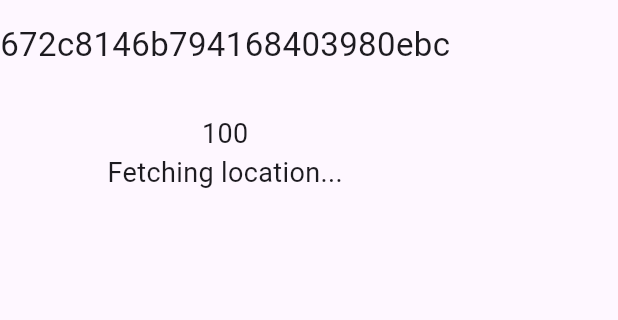
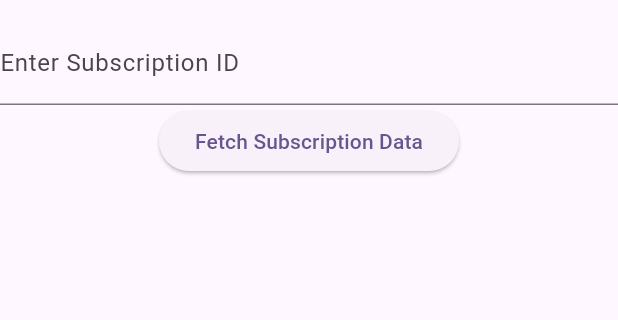
Before and after one commit to kewil14/save-kit-position, a Flutter app: the screen it shows after launch, on a phone screen of 412 x 824 dp, the part 63-383 px from its top. Run offline on Flutter 3.47's test engine with Material 3 defaults, Android fonts, the phone set to English and light mode, and no system bars; our stand-ins replace battery_plus, device_info_plus, geolocator.

Commit message:
new update on the app

```diff
--- a/lib/main.dart
+++ b/lib/main.dart
@@ -1,9 +1,11 @@
 import 'dart:async';
 import 'dart:convert';
 
+import 'package:device_info_plus/device_info_plus.dart';
 import 'package:flutter/material.dart';
 import 'package:geolocator/geolocator.dart';
 import 'package:http/http.dart' as http;
+
 
 
 import 'package:battery_plus/battery_plus.dart';
@@ -32,8 +34,6 @@ class MyApp extends StatelessWidget {
 class MyHomePage extends StatefulWidget {
   const MyHomePage({super.key, required this.title});
 
-
-
   final String title;
 
   @override
@@ -45,8 +45,14 @@ class _MyHomePageState extends State<MyHomePage> {
   String _location = "Fetching location...";
   int _batteriePercent  = 100;
   String time = '';
-  String equipmentId = '672c8146b794168403980ebc';
+  String equipmentId = '';
+  String _id = '';
   final String userId = "USER_ID"; // Remplace par l'ID réel de l'utilisateur
+  List<dynamic> _equipments = [];
+  String? _customerId;
+
+  final TextEditingController _subscriptionIdController = TextEditingController();
+  Map<String, dynamic>? _subscriptionData;
 
 
 
@@ -54,9 +60,41 @@ class _MyHomePageState extends State<MyHomePage> {
   @override
   void initState() {
     super.initState();
+    // _retrieveDeviceId(); // recuperer l'IMEI ou un id d un equipement
+    // Demande la permission de localisation
 
-    // Demande la permission de localisation
-    _startLocationTracking();
+  }
+
+  @override
+  void didChangeDependencies() {
+    super.didChangeDependencies();
+    // Appel de la fonction pour récupérer l'ID après l'initialisation du contexte
+    _retrieveDeviceId();
+  }
+
+
+  // Fonction pour récupérer l'IMEI ou un identifiant de l'appareil
+  Future<void> _retrieveDeviceId() async {
+    final DeviceInfoPlugin deviceInfo = DeviceInfoPlugin();
+
+    try {
+      if (Theme.of(context).platform == TargetPlatform.android) {
+        AndroidDeviceInfo androidInfo = await deviceInfo.androidInfo;
+        // Pour Android, l'accès à l'IMEI est limité ; utilisez l'identifiant de l'appareil à la place
+        setState(() {
+          equipmentId = androidInfo.id ?? androidInfo.model ?? androidInfo.device ?? 'Unknown ID'; // Utilise l'ID Android
+          print('equipmentId: $equipmentId');
+
+        });
+      } else if (Theme.of(context).platform == TargetPlatform.iOS) {
+        IosDeviceInfo iosInfo = await deviceInfo.iosInfo;
+        setState(() {
+          equipmentId = iosInfo.identifierForVendor ?? ''; // Utilise l'identifiant iOS
+        });
+      }
+    } catch (e) {
+      print("Erreur lors de la récupération de l'IMEI ou de l'identifiant d'appareil : $e");
+    }
   }
 
 // Fonction pour démarrer le suivi de la position toutes les 5 secondes
@@ -101,10 +139,11 @@ class _MyHomePageState extends State<MyHomePage> {
       // recupere le niveau de % de la batterie
       int batteryLevel = await battery.batteryLevel;
       _batteriePercent = batteryLevel;
+      print('_id: $_id');
       time = DateTime.now().toIso8601String().split('.').first + 'Z';
 
       var response = await http.post(
-        Uri.parse('http://95.111.225.198:5001/api/equipments/${equipmentId}/positions'),
+        Uri.parse('http://95.111.225.198:5001/api/equipments/${_id}/positions'),
         headers: <String, String>{
           'Content-Type': 'application/json; charset=UTF-8',
         },
@@ -118,6 +157,7 @@ class _MyHomePageState extends State<MyHomePage> {
 
       if (response.statusCode == 200) {
         print("Location sent successfully");
+        print(equipmentId);
       } else {
         print("Failed to send location: ${response.statusCode}");
       }
@@ -127,56 +167,81 @@ class _MyHomePageState extends State<MyHomePage> {
   }
 
 
+  // Fonction pour récupérer les données de la souscription
+  Future<void> _fetchSubscriptionData() async {
+    String subscriptionId = _subscriptionIdController.text.trim();
+    if (subscriptionId.isEmpty) return;
+
+    try {
+      final response = await http.get(Uri.parse('http://95.111.225.198:5003/api/subscriptions/getById/$subscriptionId'));
+
+      if (response.statusCode == 200) {
+        final data = jsonDecode(response.body);
+        setState(() {
+          _subscriptionData = data['data'];
+
+          _customerId = data['data']['customerId'];
+        });
+        print("Subscription data fetched successfully");
 
 
+      //   une fois le customerId recupere on lance la requete des equipements
+        _fetchEquipments();
+      } else {
+        print("Failed to fetch subscription data: ${response.statusCode}");
+      }
+    } catch (err) {
+      print("Error fetching subscription data: $err");
+    }
+  }
 
-  // @override
-  // Widget build(BuildContext context) {
-  //   // This method is rerun every time setState is called, for instance as done
-  //   // by the _incrementCounter method above.
-  //   //
-  //   // The Flutter framework has been optimized to make rerunning build methods
-  //   // fast, so that you can just rebuild anything that needs updating rather
-  //   // than having to individually change instances of widgets.
-  //   return Scaffold(
-  //     appBar: AppBar(
-  //       // TRY THIS: Try changing the color here to a specific color (to
-  //       // Colors.amber, perhaps?) and trigger a hot reload to see the AppBar
-  //       // change color while the other colors stay the same.
-  //       backgroundColor: Theme.of(context).colorScheme.inversePrimary,
-  //       // Here we take the value from the MyHomePage object that was created by
-  //       // the App.build method, and use it to set our appbar title.
-  //       title: Text(widget.title),
-  //     ),
-  //     body: Center(
-  //       // Center is a layout widget. It takes a single child and positions it
-  //       // in the middle of the parent.
-  //       child: Column(
-  //
-  //         mainAxisAlignment: MainAxisAlignment.center,
-  //         children: <Widget>[
-  //           const Text(
-  //             'Suivi GPS en temps réel',
-  //           ),
-  //           Text(
-  //             '$_counter',
-  //             style: Theme.of(context).textTheme.headlineMedium,
-  //           ),
-  //
-  //           Text(
-  //             '$_counter',
-  //             style: Theme.of(context).textTheme.headlineMedium,
-  //           ),
-  //         ],
-  //       ),
-  //     ),
-  //     floatingActionButton: FloatingActionButton(
-  //       onPressed: _incrementCounter,
-  //       tooltip: 'Increment',
-  //       child: const Icon(Icons.add),
-  //     ), // This trailing comma makes auto-formatting nicer for build methods.
-  //   );
-  // }
+  // Fonction pour récupérer la liste des équipements avec customerId
+  Future<void> _fetchEquipments() async {
+    if (_customerId == null) return;
+
+    try {
+      final response = await http.get(Uri.parse('http://95.111.225.198:5001/api/getAllEquipments?userId=$_customerId'));
+
+      if (response.statusCode == 200) {
+        final data = jsonDecode(response.body);
+        setState(() {
+          _equipments = data['data'];
+        });
+        print("Equipments fetched successfully");
+      } else {
+        print("Failed to fetch equipments: ${response.statusCode}");
+      }
+    } catch (err) {
+      print("Error fetching equipments: $err");
+    }
+  }
+
+  // Fonction pour activer un équipement spécifique
+  Future<void> _activateEquipment(String equipmentId) async {
+    try {
+
+      _startLocationTracking();
+      _id = equipmentId;
+
+      final response = await http.post(
+        Uri.parse('http://95.111.225.198:5001/api/activateEquip'),
+        headers: <String, String>{
+          'Content-Type': 'application/json; charset=UTF-8',
+        },
+        body: jsonEncode({
+          'equipmentId': equipmentId,
+        }),
+      );
+
+      if (response.statusCode == 200) {
+        ScaffoldMessenger.of(context).showSnackBar(SnackBar(content: Text("Successful activation of an equipment")));
+      } else {
+        print("Failed to activate equipment: ${response.statusCode}");
+      }
+    } catch (err) {
+      print("Error activating equipment: $err");
+    }
+  }
 
 
   @override
@@ -190,22 +255,69 @@ class _MyHomePageState extends State<MyHomePage> {
 
 
         children: [
+          // parti subscription
+          TextField(
+            controller: _subscriptionIdController,
+            decoration: InputDecoration(
+              labelText: "Enter Subscription ID",
+            ),
+          ),
+          ElevatedButton(
+            onPressed: _fetchSubscriptionData,
+            child: Text("Fetch Subscription Data"),
+          ),
+
+
+          if (_subscriptionData != null) ...[
+            Text("Subscription ID: ${_subscriptionData!['subscriptionId']}"),
+            Text("Customer ID: $_customerId"),
+            Text("Service Option ID: ${_subscriptionData!['serviceOptionId']}"),
+            Text("State: ${_subscriptionData!['state']}"),
+            Text("Start Date: ${_subscriptionData!['startDate']}"),
+            Text("End Date: ${_subscriptionData!['endDate']}"),
+          ],
+          if (_equipments.isNotEmpty) ...[
+            Text("Equipments:"),
+            ..._equipments.map((equipment) => Container(
+                decoration: BoxDecoration(
+                  border: Border.all(
+                    color: Colors.blue, // couleur du contour
+                    width: 2.0, // largeur du contour
+                  ),
+                  borderRadius: BorderRadius.circular(8.0), // coins arrondis
+                ),
+                margin: EdgeInsets.symmetric(vertical: 4.0), // marge entre les items
+                child: ListTile(
+              title: Text(equipment['labelObjectTrack']),
+              subtitle: Text("Battery Life: ${equipment['batterieLife']}%"),
+              onTap: () => _activateEquipment(equipment['_id']),
+            ))
+            ),
+          ],
+
+
+
+
           Text(
             equipmentId,
             style: TextStyle(fontSize: 22),
           ),
           Text(
-            time,
+            _id,
             style: TextStyle(fontSize: 22),
           ),
-          Text(
-            _batteriePercent.toString() ,
-            style: TextStyle(fontSize: 18),
-          ),
-          Text(
-          _location,
-          style: TextStyle(fontSize: 18),
-          ),
+          // Text(
+          //   time,
+          //   style: TextStyle(fontSize: 22),
+          // ),
+          // Text(
+          //   _batteriePercent.toString() ,
+          //   style: TextStyle(fontSize: 18),
+          // ),
+          // Text(
+          // _location,
+          // style: TextStyle(fontSize: 18),
+          // ),
         ],
       ),
     );
--- a/pubspec.yaml
+++ b/pubspec.yaml
@@ -38,6 +38,7 @@ dependencies:
   geolocator:
   http:
   battery_plus:
+  device_info_plus:
 
 dev_dependencies:
   flutter_test:
```
Also changed, not shown: lib/views/activate.dart (added), lib/views/home.dart (added), pubspec.lock, 1 other file.
